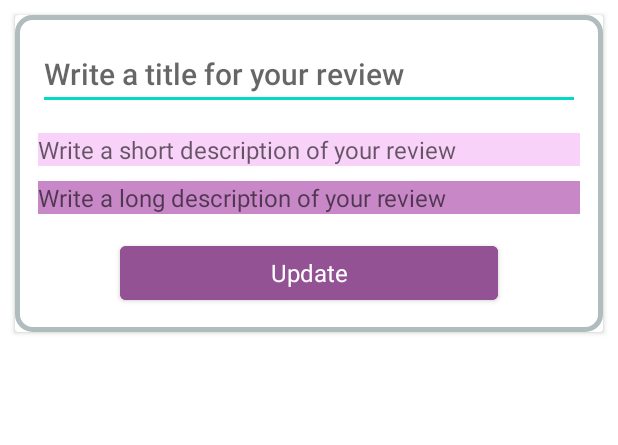
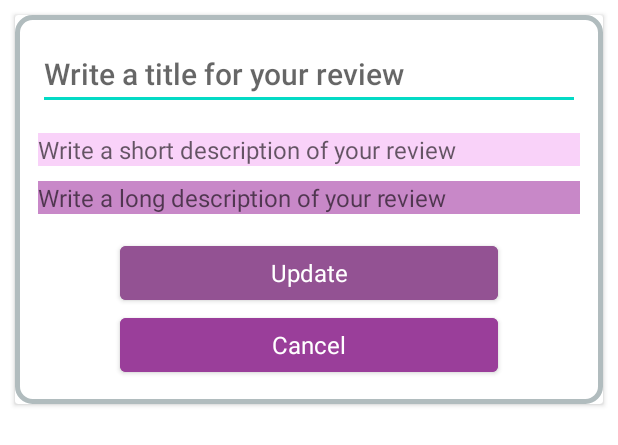
Before and after one commit to Latifa881/Study-App, an Android app: the layout edit_review.xml on its own in the app's theme, with its tools: preview values and no code run, on a phone screen of 412 x 824 dp. Shown: the top 445 px of the screen. Run offline under Robolectric (Android 15) with nearby library versions, the phone set to English and light mode, and no system bars.

Commit message:
changes made

```diff
--- a/app/src/main/res/layout/edit_review.xml
+++ b/app/src/main/res/layout/edit_review.xml
@@ -57,8 +57,18 @@
                 android:backgroundTint="#935293"
                 android:layout_marginLeft="70dp"
                 android:layout_marginRight="70dp"
+                android:text="Update"
+                android:textAppearance="@style/TextAppearance.AppCompat.Subhead"
+                android:textColor="@color/white" />
+            <Button
+                android:id="@+id/cvCancel"
+                android:layout_width="match_parent"
+                android:layout_height="wrap_content"
+                android:backgroundTint="#9A3E9A"
+                android:layout_marginLeft="70dp"
+                android:layout_marginRight="70dp"
                 android:layout_marginBottom="15dp"
-                android:text="Update"
+                android:text="Cancel"
                 android:textAppearance="@style/TextAppearance.AppCompat.Subhead"
                 android:textColor="@color/white" />
 
```
Also changed, not shown: app/src/main/java/com/example/studyapp/RecyclerViewAdapter_Android.kt (+17 -5 lines), app/src/main/java/com/example/studyapp/RecyclerViewAdapter_Kotlin.kt (+14 -2 lines).
